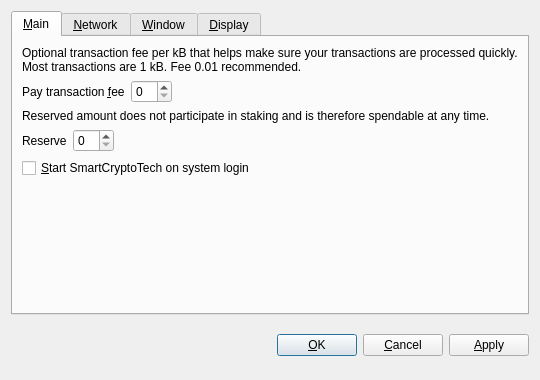
smartcryptotech/SmartCryptoTech, file src/qt/forms/optionsdialog.ui: the form before one commit.
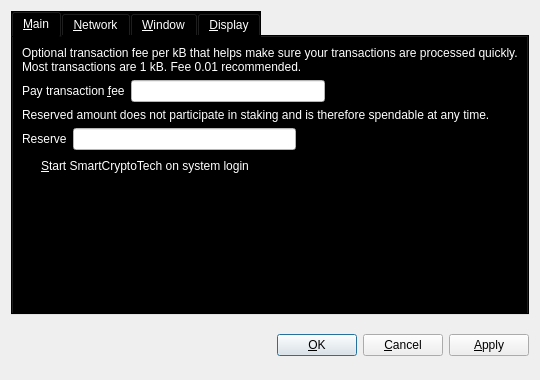
The form after the commit. The open tabs and pages were chosen to show the change. Custom widgets are drawn as their Qt base class.

The edit to the form file:
```diff
--- a/src/qt/forms/optionsdialog.ui
+++ b/src/qt/forms/optionsdialog.ui
@@ -19,6 +19,10 @@
   <layout class="QVBoxLayout" name="verticalLayout">
    <item>
     <widget class="QTabWidget" name="tabWidget">
+     <property name="styleSheet">
+      <string notr="true">background-color: rgb(0, 0, 0);
+color: rgb(255, 255, 255);</string>
+     </property>
      <property name="tabPosition">
       <enum>QTabWidget::North</enum>
      </property>
@@ -26,6 +30,10 @@
       <number>0</number>
      </property>
      <widget class="QWidget" name="tabMain">
+      <property name="styleSheet">
+       <string notr="true">background-color: rgb(0, 0, 0);
+color: rgb(255, 255, 255);</string>
+      </property>
       <attribute name="title">
        <string>&amp;Main</string>
       </attribute>
@@ -59,7 +67,12 @@
           </widget>
          </item>
          <item>
-          <widget class="BitcoinAmountField" name="transactionFee"/>
+          <widget class="BitcoinAmountField" name="transactionFee">
+           <property name="styleSheet">
+            <string notr="true">background-color: rgb(255, 255, 255);
+color: rgb(0, 0, 0);</string>
+           </property>
+          </widget>
          </item>
          <item>
           <spacer name="horizontalSpacerFee">
@@ -105,7 +118,12 @@
           </widget>
          </item>
          <item>
-          <widget class="BitcoinAmountField" name="reserveBalance"/>
+          <widget class="BitcoinAmountField" name="reserveBalance">
+           <property name="styleSheet">
+            <string notr="true">background-color: rgb(255, 255, 255);
+color: rgb(0, 0, 0);</string>
+           </property>
+          </widget>
          </item>
          <item>
           <spacer name="horizontalSpacerReserveBalance">
@@ -127,6 +145,9 @@
          <property name="toolTip">
           <string>Automatically start SmartCryptoTech after logging in to the system.</string>
          </property>
+         <property name="styleSheet">
+          <string notr="true">color: rgb(255, 255, 255);</string>
+         </property>
          <property name="text">
           <string>&amp;Start SmartCryptoTech on system login</string>
          </property>
@@ -462,9 +483,14 @@
   </layout>
  </widget>
  <customwidgets>
+  <customwidget>
+   <class>QValidatedLineEdit</class>
+   <extends>QLineEdit</extends>
+   <header>qvalidatedlineedit.h</header>
+  </customwidget>
   <customwidget>
    <class>BitcoinAmountField</class>
-   <extends>QSpinBox</extends>
+   <extends>QLineEdit</extends>
    <header>bitcoinamountfield.h</header>
   </customwidget>
   <customwidget>
@@ -472,11 +498,6 @@
    <extends>QComboBox</extends>
    <header>qvaluecombobox.h</header>
   </customwidget>
-  <customwidget>
-   <class>QValidatedLineEdit</class>
-   <extends>QLineEdit</extends>
-   <header>qvalidatedlineedit.h</header>
-  </customwidget>
  </customwidgets>
  <resources/>
  <connections/>
```
Left out of the diff: 21 changed lines with no effect on the pictures.
